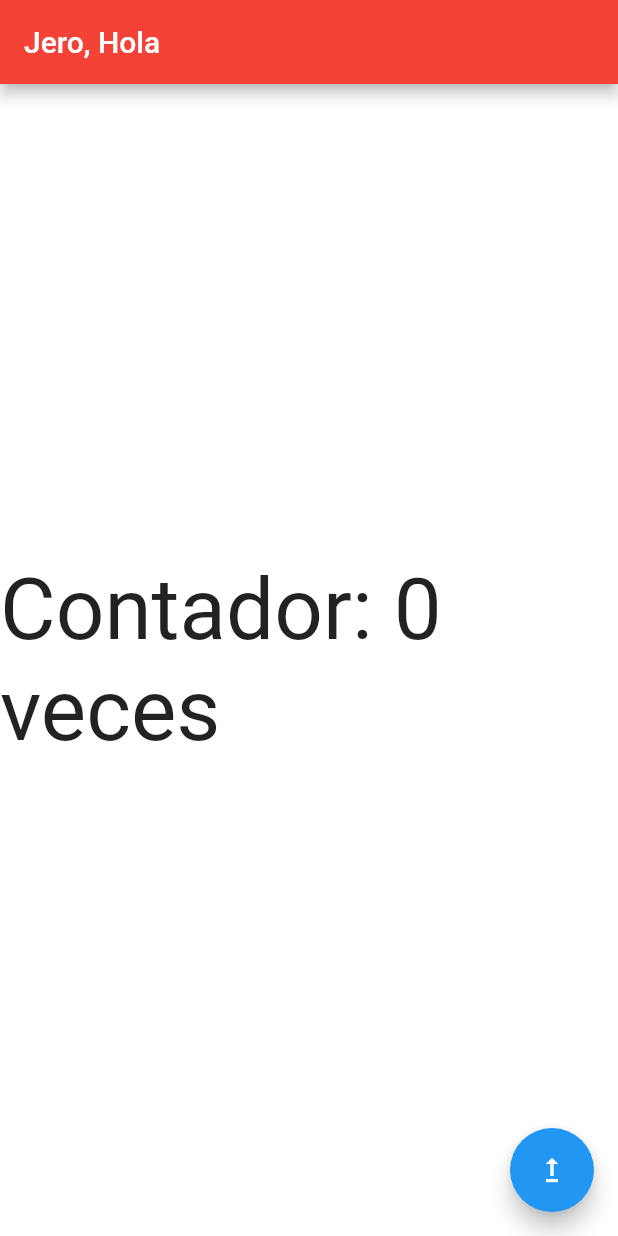
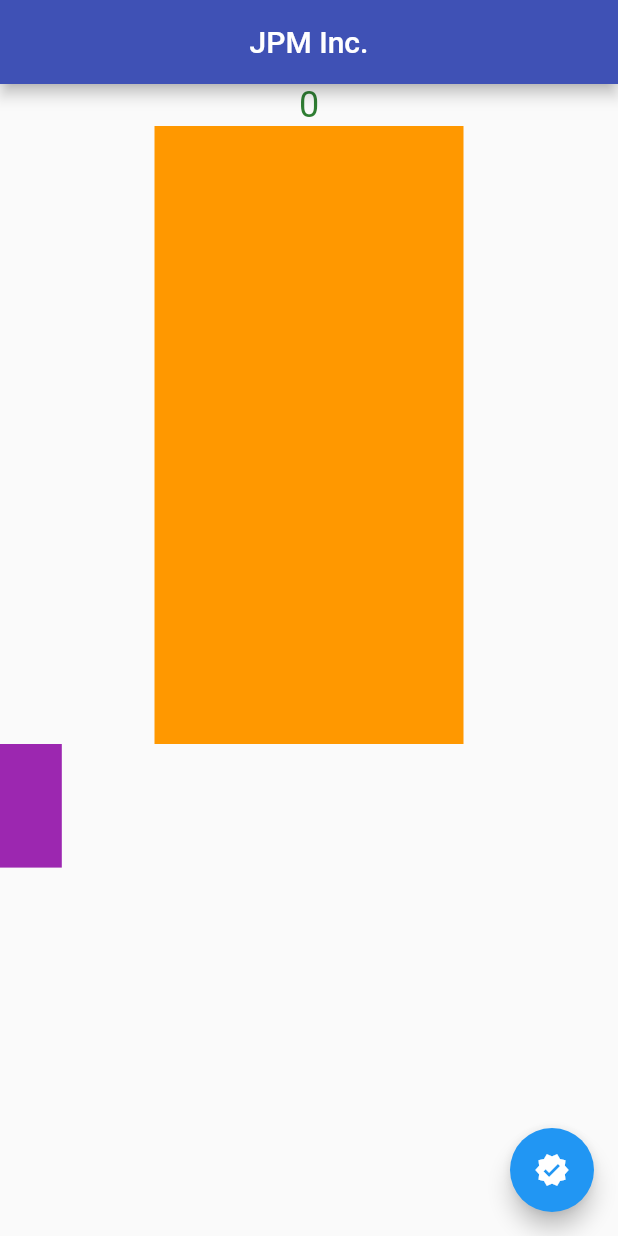
Before and after one commit to Jero995/flutter_firstapp_balcoder, a Flutter app: the screen it shows after launch, on a phone screen of 412 x 824 dp. Run offline on Flutter 3.47's test engine with Material 2 defaults, Android fonts, the phone set to English and light mode, and no system bars.

Commit message:
Mediaquery

```diff
--- a/lib/main.dart
+++ b/lib/main.dart
@@ -1,5 +1,7 @@
 import 'package:flutter/material.dart';
 import 'package:flutter_firstapp_balcoder/ui/home_page.dart';
+
+
 
 void main() {
   runApp(MyApp());
@@ -9,123 +11,10 @@ class MyApp extends StatelessWidget {
   @override
   Widget build(BuildContext context) {
     return MaterialApp(
-      theme: ThemeData(primaryColor: Colors.red),
-      title: "Titulo",
-      home: MyHomePage(),
-      color: Colors.blue,
+      debugShowCheckedModeBanner: false,
+      theme: ThemeData(primaryColor: Colors.indigo),
+      home: HomePage(),
+      title: "JPM Industries",
     );
   }
 }
-
-
-// class MyApp extends StatelessWidget {
-//   // This widget is the root of your application.
-//   @override
-//   Widget build(BuildContext context) {
-//     return MaterialApp(
-//       title: 'Flutter Demo',
-//       theme: ThemeData(
-//         // This is the theme of your application.
-//         //
-//         // Try running your application with "flutter run". You'll see the
-//         // application has a blue toolbar. Then, without quitting the app, try
-//         // changing the primarySwatch below to Colors.green and then invoke
-//         // "hot reload" (press "r" in the console where you ran "flutter run",
-//         // or simply save your changes to "hot reload" in a Flutter IDE).
-//         // Notice that the counter didn't reset back to zero; the application
-//         // is not restarted.
-//         primarySwatch: Colors.blue,
-//         // This makes the visual density adapt to the platform that you run
-//         // the app on. For desktop platforms, the controls will be smaller and
-//         // closer together (more dense) than on mobile platforms.
-//         visualDensity: VisualDensity.adaptivePlatformDensity,
-//       ),
-//       home: MyHomePage(title: 'Flutter Demo Home Page'),
-//     );
-//   }
-// }
-
-// class MyHomePage extends StatefulWidget {
-//   MyHomePage({Key key, this.title}) : super(key: key);
-
-//   // This widget is the home page of your application. It is stateful, meaning
-//   // that it has a State object (defined below) that contains fields that affect
-//   // how it looks.
-
-//   // This class is the configuration for the state. It holds the values (in this
-//   // case the title) provided by the parent (in this case the App widget) and
-//   // used by the build method of the State. Fields in a Widget subclass are
-//   // always marked "final".
-
-//   final String title;
-
-//   @override
-//   _MyHomePageState createState() => _MyHomePageState();
-// }
-
-// class _MyHomePageState extends State<MyHomePage> {
-//   int _counter = 0;
-
-//   void _incrementCounter() {
-//     setState(() {
-//       // This call to setState tells the Flutter framework that something has
-//       // changed in this State, which causes it to rerun the build method below
-//       // so that the display can reflect the updated values. If we changed
-//       // _counter without calling setState(), then the build method would not be
-//       // called again, and so nothing would appear to happen.
-//       _counter++;
-//     });
-//   }
-
-//   @override
-//   Widget build(BuildContext context) {
-//     // This method is rerun every time setState is called, for instance as done
-//     // by the _incrementCounter method above.
-//     //
-//     // The Flutter framework has been optimized to make rerunning build methods
-//     // fast, so that you can just rebuild anything that needs updating rather
-//     // than having to individually change instances of widgets.
-//     return Scaffold(
-//       appBar: AppBar(
-//         // Here we take the value from the MyHomePage object that was created by
-//         // the App.build method, and use it to set our appbar title.
-//         title: Text(widget.title),
-//       ),
-//       body: Center(
-//         // Center is a layout widget. It takes a single child and positions it
-//         // in the middle of the parent.
-//         child: Column(
-//           // Column is also a layout widget. It takes a list of children and
-//           // arranges them vertically. By default, it sizes itself to fit its
-//           // children horizontally, and tries to be as tall as its parent.
-//           //
-//           // Invoke "debug painting" (press "p" in the console, choose the
-//           // "Toggle Debug Paint" action from the Flutter Inspector in Android
-//           // Studio, or the "Toggle Debug Paint" command in Visual Studio Code)
-//           // to see the wireframe for each widget.
-//           //
-//           // Column has various properties to control how it sizes itself and
-//           // how it positions its children. Here we use mainAxisAlignment to
-//           // center the children vertically; the main axis here is the vertical
-//           // axis because Columns are vertical (the cross axis would be
-//           // horizontal).
-//           mainAxisAlignment: MainAxisAlignment.center,
-//           children: <Widget>[
-//             Text(
-//               'You have pushed the button this many times:',
-//             ),
-//             Text(
-//               '$_counter',
-//               style: Theme.of(context).textTheme.headline4,
-//             ),
-//           ],
-//         ),
-//       ),
-//       floatingActionButton: FloatingActionButton(
-//         onPressed: _incrementCounter,
-//         tooltip: 'Increment',
-//         child: Icon(Icons.add),
-//       ), // This trailing comma makes auto-formatting nicer for build methods.
-//     );
-//   }
-// }
--- a/lib/ui/home_page.dart
+++ b/lib/ui/home_page.dart
@@ -1,43 +1,80 @@
 import 'package:flutter/material.dart';
+import 'package:flutter_firstapp_balcoder/ui/second_page.dart';
 
-
-class MyHomePage extends StatefulWidget {
+class HomePage extends StatefulWidget {
   @override
-  _MyHomePageState createState() => _MyHomePageState();
+  _HomePageState createState() => _HomePageState();
 }
 
-class _MyHomePageState extends State<MyHomePage> {
-  String nombre = "Jero";
+class _HomePageState extends State<HomePage> {
+  String nombre = "Jerònimo";
   int count = 0;
-  bool isRed = true;
-  double decimal = 3.5;
-
-
+  double calificacion = 7.2;
+  bool vof = false;
 
   @override
   Widget build(BuildContext context) {
+    double _height = MediaQuery.of(context).size.height;
+    double _widht = MediaQuery.of(context).size.width;
+
+    print(_height);
+    print(_widht);
+
     return Scaffold(
       appBar: AppBar(
-          title: Text(nombre + ", Hola", style: TextStyle(color: Colors.white),),
+        title: Center(child: Text("JPM Inc.")),
       ),
       body: Container(
-
-          child: Center(child: Text("Contador: "
-          +count.toString()+ " veces",
-          style: TextStyle(fontSize: 57),),),
-          color: Colors.white,
+        child: Column(
+          children: [
+            Center(
+                child: Text(
+              count.toString(),
+              style: TextStyle(color: Colors.green[800], fontSize: 24),
+            )),
+            GestureDetector(
+              onTap: () {
+                print("clic n");
+                setState(() {
+                  vof = !vof;
+                });
+              },
+              child: Container(
+                height: _height * 0.5,
+                width: _widht * 0.5,
+                color: vof
+                    ? Colors.red
+                    : count >= 2
+                        ? Colors.green
+                        : Colors.orange,
+              ),
+            ),
+            Row(children: [
+              GestureDetector(
+                onTap: () {
+                  Navigator.push(context, MaterialPageRoute(builder: (_) {
+                    return SecondPage();
+                  }));
+                },
+                child: Container(
+                  height: _height * 0.1,
+                  width: _widht * 0.1,
+                  color: Colors.purple,
+                ),
+              )
+            ])
+          ],
+        ),
       ),
       floatingActionButton: FloatingActionButton(
-          child: Icon(Icons.upgrade),
         onPressed: () {
           setState(() {
-                          count = count+1;
-
+            count = count + 1;
           });
-
           print(count);
-            print("Contador");
         },
-        ));
+        child: Icon(Icons.verified),
+      ),
+    );
   }
 }
--- /dev/null
+++ b/lib/ui/second_page.dart
@@ -0,0 +1,16 @@
+import 'package:flutter/material.dart';
+
+
+class SecondPage extends StatefulWidget {
+  @override
+  _SecondPageState createState() => _SecondPageState();
+}
+
+class _SecondPageState extends State<SecondPage> {
+  @override
+  Widget build(BuildContext context) {
+    return Scaffold(appBar: AppBar(),
+
+    );
+  }
+}
```
Lines whose indentation alone changed are shown as unchanged.
